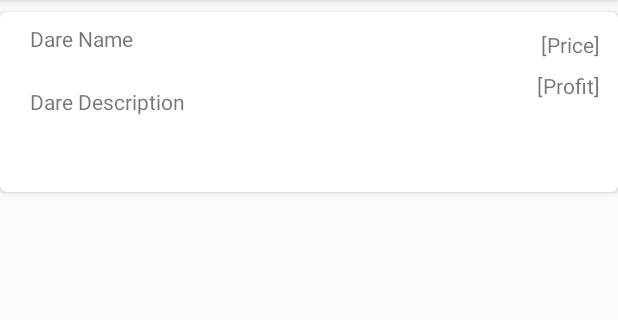
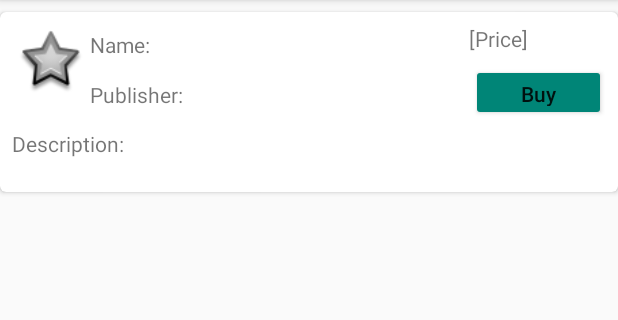
Before and after one commit to OlgaAbir/Ex02_Mobile, an Android app: the layout item_dare.xml on its own in the app's theme, with its tools: preview values and no code run, on a phone screen of 412 x 824 dp, the part 84-404 px from its top. Run offline under Robolectric (Android 15) with nearby library versions, the light colour scheme and no system bars.

Commit message:
showing dare cards and fixed pressing back bug

```diff
--- a/FirebaseAuthAndConfig/app/src/main/res/layout/item_dare.xml
+++ b/FirebaseAuthAndConfig/app/src/main/res/layout/item_dare.xml
@@ -25,48 +25,75 @@
 
             <TextView
                 android:id="@+id/tvDareName"
-                android:layout_width="wrap_content"
-                android:layout_height="wrap_content"
-                android:layout_marginLeft="16dp"
-                android:layout_marginTop="4dp"
-                android:text="Dare Name"
+                android:layout_width="191dp"
+                android:layout_height="25dp"
+                android:layout_marginLeft="56dp"
+                android:layout_marginTop="8dp"
+                android:text="Name:"
                 app:layout_constraintLeft_toLeftOf="parent"
                 app:layout_constraintTop_toTopOf="parent" />
 
             <TextView
                 android:id="@+id/tvDareDescription"
-                android:layout_width="wrap_content"
-                android:layout_height="wrap_content"
+                android:layout_width="339dp"
+                android:layout_height="30dp"
                 android:layout_marginBottom="8dp"
                 android:layout_marginLeft="16dp"
-                android:layout_marginStart="16dp"
+                android:layout_marginStart="4dp"
                 android:layout_marginTop="8dp"
-                android:text="Dare Description"
+                android:text="Description:"
                 card_view:layout_constraintBottom_toBottomOf="parent"
                 card_view:layout_constraintLeft_toLeftOf="parent"
                 card_view:layout_constraintStart_toStartOf="parent"
-                card_view:layout_constraintTop_toBottomOf="@+id/tvDareName"
-                card_view:layout_constraintVertical_bias="0.275" />
+                card_view:layout_constraintTop_toBottomOf="@+id/tvPublisher"
+                card_view:layout_constraintVertical_bias="1.0" />
 
             <TextView
                 android:id="@+id/tvPrice"
-                android:layout_width="wrap_content"
-                android:layout_height="wrap_content"
-                android:layout_marginEnd="8dp"
-                android:layout_marginTop="8dp"
+                android:layout_width="91dp"
+                android:layout_height="21dp"
+                android:layout_marginEnd="4dp"
+                android:layout_marginRight="16dp"
+                android:layout_marginTop="4dp"
                 android:text="[Price]"
                 card_view:layout_constraintEnd_toEndOf="parent"
+                card_view:layout_constraintRight_toRightOf="parent"
                 card_view:layout_constraintTop_toTopOf="parent" />
 
-            <TextView
-                android:id="@+id/tvProfit"
-                android:layout_width="wrap_content"
-                android:layout_height="wrap_content"
-                android:layout_marginEnd="8dp"
+            <ImageView
+                android:id="@+id/ivDareImage"
+                android:layout_width="44dp"
+                android:layout_height="43dp"
+                android:layout_marginLeft="8dp"
                 android:layout_marginTop="8dp"
-                android:text="[Profit]"
+                android:src="@android:drawable/star_big_off"
+                app:srcCompat="@mipmap/ic_launcher_round"
+                card_view:layout_constraintLeft_toLeftOf="parent"
+                card_view:layout_constraintTop_toTopOf="parent" />
+
+            <Button
+                android:id="@+id/btnBuy"
+                style="@style/Widget.AppCompat.Button.Colored"
+                android:layout_width="90dp"
+                android:layout_height="38dp"
+                android:layout_marginBottom="8dp"
+                android:layout_marginEnd="4dp"
+                android:layout_marginTop="8dp"
+                android:text="Buy"
+                android:textAppearance="@style/TextAppearance.AppCompat.Body2"
+                card_view:layout_constraintBottom_toTopOf="@+id/tvDareDescription"
                 card_view:layout_constraintEnd_toEndOf="parent"
                 card_view:layout_constraintTop_toBottomOf="@+id/tvPrice" />
+
+            <TextView
+                android:id="@+id/tvPublisher"
+                android:layout_width="192dp"
+                android:layout_height="25dp"
+                android:layout_marginStart="56dp"
+                android:layout_marginTop="8dp"
+                android:text="Publisher:"
+                card_view:layout_constraintStart_toStartOf="parent"
+                card_view:layout_constraintTop_toBottomOf="@+id/tvDareName" />
 
         </android.support.constraint.ConstraintLayout>
     </android.support.v7.widget.CardView>
```
Also changed, not shown: FirebaseAuthAndConfig/app/src/main/java/Models/Models/DareViewHolder.java (+32 -7 lines), FirebaseAuthAndConfig/app/src/main/java/Models/Models/DaresAdapter.java (+7 -0 lines), FirebaseAuthAndConfig/app/src/main/java/com/deanoy/user/firebaseauthandconfig/AllProductsActivity.java (+6 -3 lines), FirebaseAuthAndConfig/app/src/main/java/com/deanoy/user/firebaseauthandconfig/MainActivity.java (+13 -1 lines).
